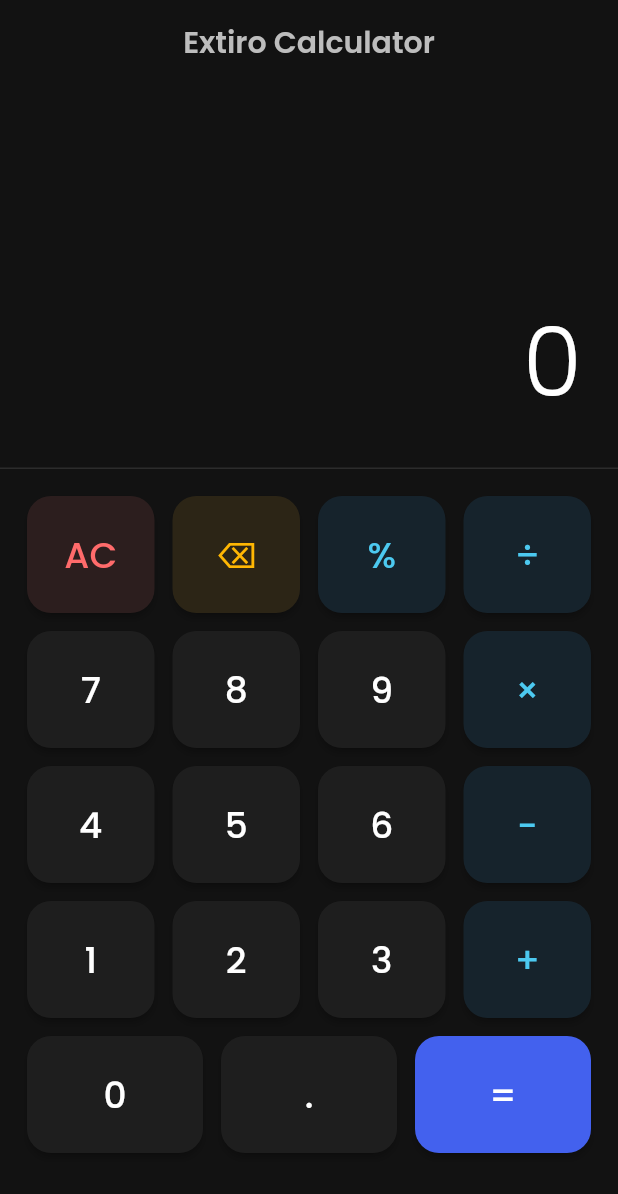
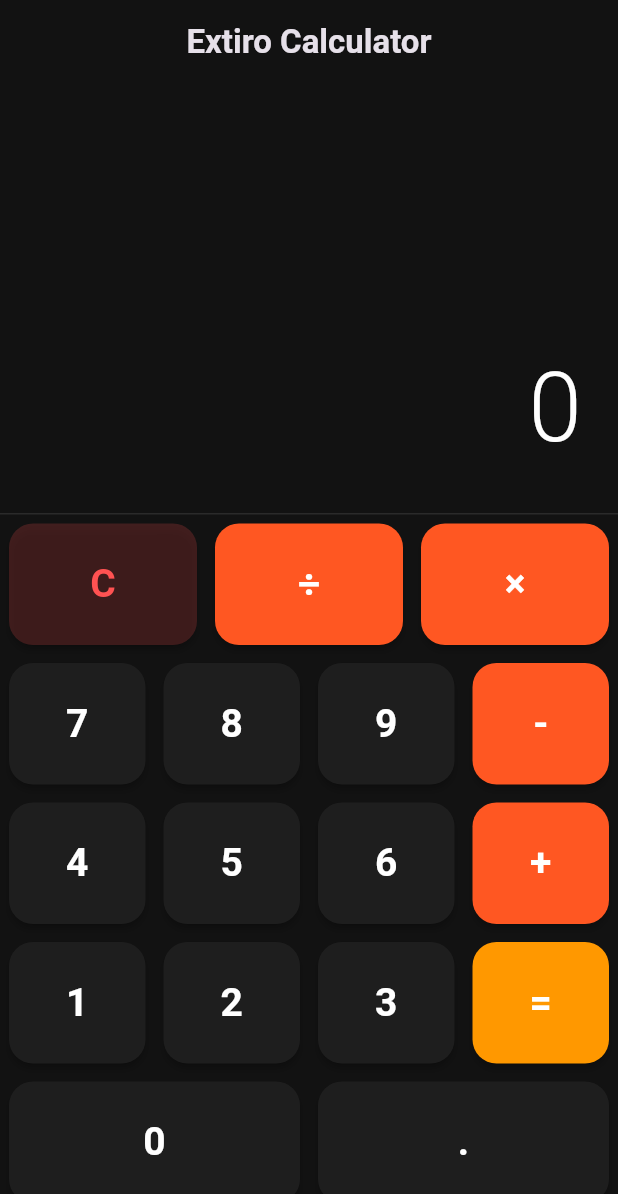
Before and after one commit to extirodev-maker/extiro-builder, a Flutter app: the screen it shows after launch, on a phone screen of 412 x 824 dp. Shown: the top 1194 px of the screen. Run offline on Flutter 3.47's test engine with Material 3 defaults, Android fonts, the phone set to English and light mode, and no system bars.

Commit message:
Extiro build 2026-11-15T10:06:46.586242

```diff
--- a/lib/main.dart
+++ b/lib/main.dart
@@ -1,21 +1,18 @@
 import 'package:flutter/material.dart';
-import 'package:google_fonts/google_fonts.dart';
 
-void main() {
-  runApp(const CalculatorApp());
-}
+void main() => runApp(const CalculatorApp());
 
 class CalculatorApp extends StatelessWidget {
-  const CalculatorApp({Key? key}) : super(key: key);
+  const CalculatorApp({super.key});
 
   @override
   Widget build(BuildContext context) {
     return MaterialApp(
-      title: 'Extiro Calculator',
+      title: 'Calculator',
       debugShowCheckedModeBanner: false,
-      theme: ThemeData(
-        brightness: Brightness.dark,
+      theme: ThemeData.dark().copyWith(
         scaffoldBackgroundColor: const Color(0xFF121212),
+        primaryColor: Colors.deepOrange,
       ),
       home: const CalculatorScreen(),
     );
@@ -23,101 +20,80 @@ class CalculatorApp extends StatelessWidget {
 }
 
 class CalculatorScreen extends StatefulWidget {
-  const CalculatorScreen({Key? key}) : super(key: key);
+  const CalculatorScreen({super.key});
 
   @override
   State<CalculatorScreen> createState() => _CalculatorScreenState();
 }
 
 class _CalculatorScreenState extends State<CalculatorScreen> {
-  String _output = '0';
-  String _currentNumber = '';
-  String _operand = '';
+  String _output = "0";
+  String _input = "";
   double _num1 = 0;
   double _num2 = 0;
-  bool _isFinished = false;
+  String _operand = "";
 
   void _buttonPressed(String buttonText) {
     setState(() {
-      if (buttonText == 'AC') {
-        _output = '0';
-        _currentNumber = '';
-        _operand = '';
+      if (buttonText == "C") {
+        _output = "0";
+        _input = "";
         _num1 = 0;
         _num2 = 0;
-        _isFinished = false;
-      } else if (buttonText == '⌫') {
-        if (_currentNumber.isNotEmpty) {
-          _currentNumber = _currentNumber.substring(0, _currentNumber.length - 1);
-          _output = _currentNumber.isEmpty ? '0' : _currentNumber;
+        _operand = "";
+      } else if (buttonText == "+" || buttonText == "-" || buttonText == "×" || buttonText == "÷") {
+        _num1 = double.tryParse(_output) ?? 0;
+        _operand = buttonText;
+        _input = "";
+      } else if (buttonText == ".") {
+        if (!_input.contains(".")) {
+          _input += buttonText;
+          _output = _input;
         }
-      } else if (buttonText == '+' || buttonText == '-' || buttonText == '×' || buttonText == '÷') {
-        if (_currentNumber.isNotEmpty) {
-          _num1 = double.parse(_currentNumber);
-          _operand = buttonText;
-          _currentNumber = '';
-        } else if (_output != '0') {
-          _num1 = double.parse(_output);
-          _operand = buttonText;
+      } else if (buttonText == "=") {
+        _num2 = double.tryParse(_output) ?? 0;
+        if (_operand == "+") {
+          _output = (_num1 + _num2).toString();
+        } else if (_operand == "-") {
+          _output = (_num1 - _num2).toString();
+        } else if (_operand == "×") {
+          _output = (_num1 * _num2).toString();
+        } else if (_operand == "÷") {
+          _output = _num2 != 0 ? (_num1 / _num2).toString() : "Error";
         }
-      } else if (buttonText == '.') {
-        if (!_currentNumber.contains('.')) {
-          _currentNumber += '.';
-          _output = _currentNumber;
-        }
-      } else if (buttonText == '=') {
-        if (_operand.isNotEmpty && _currentNumber.isNotEmpty) {
-          _num2 = double.parse(_currentNumber);
-          if (_operand == '+') {
-            _output = (_num1 + _num2).toString();
-          } else if (_operand == '-') {
-            _output = (_num1 - _num2).toString();
-          } else if (_operand == '×') {
-            _output = (_num1 * _num2).toString();
-          } else if (_operand == '÷') {
-            _output = _num2 == 0 ? 'Error' : (_num1 / _num2).toString();
-          }
-          // Clean up trailing .0
-          if (_output.endsWith('.0')) {
+        if (_output.endsWith(".0")) {
           _output = _output.substring(0, _output.length - 2);
         }
-          _currentNumber = _output;
-          _operand = '';
-          _isFinished = true;
+        _operand = "";
+        _input = _output;
+      } else {
+        if (_output == "0" || _input == _output) {
+          _input = buttonText;
+        } else {
+          _input += buttonText;
         }
-      } else {
-        if (_isFinished) {
-          _currentNumber = '';
-          _isFinished = false;
-        }
-        _currentNumber += buttonText;
-        _output = _currentNumber;
+        _output = _input;
       }
     });
   }
 
-  Widget _buildButton(String text, {Color? textColor, Color? bgColor}) {
+  Widget _buildButton(String buttonText, {Color color = const Color(0xFF1E1E1E), Color textColor = Colors.white}) {
     return Expanded(
-      child: Padding(
-        padding: const EdgeInsets.all(6.0),
+      child: Container(
+        margin: const EdgeInsets.all(6.0),
         child: ElevatedButton(
           style: ElevatedButton.styleFrom(
-            backgroundColor: bgColor ?? const Color(0xFF1E1E1E),
-            foregroundColor: textColor ?? Colors.white,
-            padding: const EdgeInsets.symmetric(vertical: 22),
-            shape: RoundedRectangleBorder(
-              borderRadius: BorderRadius.circular(16),
-            ),
+            backgroundColor: color,
+            foregroundColor: textColor,
+            padding: const EdgeInsets.symmetric(vertical: 22.0),
+            shape: RoundedRectangleBorder(borderRadius: BorderRadius.circular(16.0)),
             elevation: 2,
           ),
-          onPressed: () => _buttonPressed(text),
           child: Text(
-            text,
-            style: GoogleFonts.poppins(
-              fontSize: 24,
-              fontWeight: FontWeight.w500,
+            buttonText,
+            style: const TextStyle(fontSize: 26.0, fontWeight: FontWeight.bold),
           ),
-          ),
+          onPressed: () => _buttonPressed(buttonText),
         ),
       ),
     );
@@ -127,92 +103,59 @@ class _CalculatorScreenState extends State<CalculatorScreen> {
   Widget build(BuildContext context) {
     return Scaffold(
       appBar: AppBar(
+        title: const Text('Extiro Calculator', style: TextStyle(fontWeight: FontWeight.bold)),
         backgroundColor: Colors.transparent,
         elevation: 0,
-        title: Text(
-          'Extiro Calculator',
-          style: GoogleFonts.poppins(
-            fontSize: 20,
-            fontWeight: FontWeight.w600,
-            color: Colors.grey[400],
-          ),
-        ),
         centerTitle: true,
       ),
-      body: SafeArea(
-        child: Column(
-          children: [
+      body: Column(
+        children: <Widget>[
           Expanded(
-              flex: 2,
             child: Container(
               alignment: Alignment.bottomRight,
-                padding: const EdgeInsets.all(24),
-                child: SingleChildScrollView(
-                  reverse: true,
+              padding: const EdgeInsets.symmetric(horizontal: 24, vertical: 24),
               child: Text(
                 _output,
-                    style: GoogleFonts.poppins(
-                      fontSize: 64,
-                      fontWeight: FontWeight.w300,
-                      color: Colors.white,
-                    ),
+                style: const TextStyle(fontSize: 64.0, fontWeight: FontWeight.w300, color: Colors.white),
                 maxLines: 1,
+                overflow: TextOverflow.ellipsis,
               ),
             ),
           ),
-            ),
-            const Divider(color: Color(0xFF2C2C2C), height: 1),
-            Expanded(
-              flex: 4,
-              child: Container(
-                padding: const EdgeInsets.all(12),
-                child: Column(
+          const Divider(height: 1, color: Colors.white10),
+          Column(
             children: [
-                    Row(
-                      children: [
-                        _buildButton('AC', textColor: const Color(0xFFFF6B6B), bgColor: const Color(0xFF2C1E1E)),
-                        _buildButton('⌫', textColor: const Color(0xFFFFB703), bgColor: const Color(0xFF2C2516)),
-                        _buildButton('%', textColor: const Color(0xFF4CC9F0), bgColor: const Color(0xFF16232C)),
-                        _buildButton('÷', textColor: const Color(0xFF4CC9F0), bgColor: const Color(0xFF16232C)),
+              Row(children: [
+                _buildButton("C", color: Colors.redAccent.withOpacity(0.2), textColor: Colors.redAccent),
+                _buildButton("÷", color: Colors.deepOrange, textColor: Colors.white),
+                _buildButton("×", color: Colors.deepOrange, textColor: Colors.white),
+              ]),
+              Row(children: [
+                _buildButton("7"),
+                _buildButton("8"),
+                _buildButton("9"),
+                _buildButton("-", color: Colors.deepOrange, textColor: Colors.white),
+              ]),
+              Row(children: [
+                _buildButton("4"),
+                _buildButton("5"),
+                _buildButton("6"),
+                _buildButton("+", color: Colors.deepOrange, textColor: Colors.white),
+              ]),
+              Row(children: [
+                _buildButton("1"),
+                _buildButton("2"),
+                _buildButton("3"),
+                _buildButton("=", color: Colors.orange, textColor: Colors.white),
+              ]),
+              Row(children: [
+                _buildButton("0"),
+                _buildButton("."),
+              ]),
             ],
           ),
-                    Row(
-                      children: [
-                        _buildButton('7'),
-                        _buildButton('8'),
-                        _buildButton('9'),
-                        _buildButton('×', textColor: const Color(0xFF4CC9F0), bgColor: const Color(0xFF16232C)),
+          const SizedBox(height: 16),
         ],
-                    ),
-                    Row(
-                      children: [
-                        _buildButton('4'),
-                        _buildButton('5'),
-                        _buildButton('6'),
-                        _buildButton('-', textColor: const Color(0xFF4CC9F0), bgColor: const Color(0xFF16232C)),
-                      ],
-                    ),
-                    Row(
-                      children: [
-                        _buildButton('1'),
-                        _buildButton('2'),
-                        _buildButton('3'),
-                        _buildButton('+', textColor: const Color(0xFF4CC9F0), bgColor: const Color(0xFF16232C)),
-                      ],
-                    ),
-                    Row(
-                      children: [
-                        _buildButton('0'),
-                        _buildButton('.'),
-                        _buildButton('=', textColor: Colors.white, bgColor: const Color(0xFF4361EE)),
-                      ],
-                    ),
-                  ],
-                ),
-              ),
-            ),
-          ],
-        ),
       ),
     );
   }
```
Also changed, not shown: pubspec.yaml (+4 -3 lines). Lines whose indentation alone changed are shown as unchanged.
